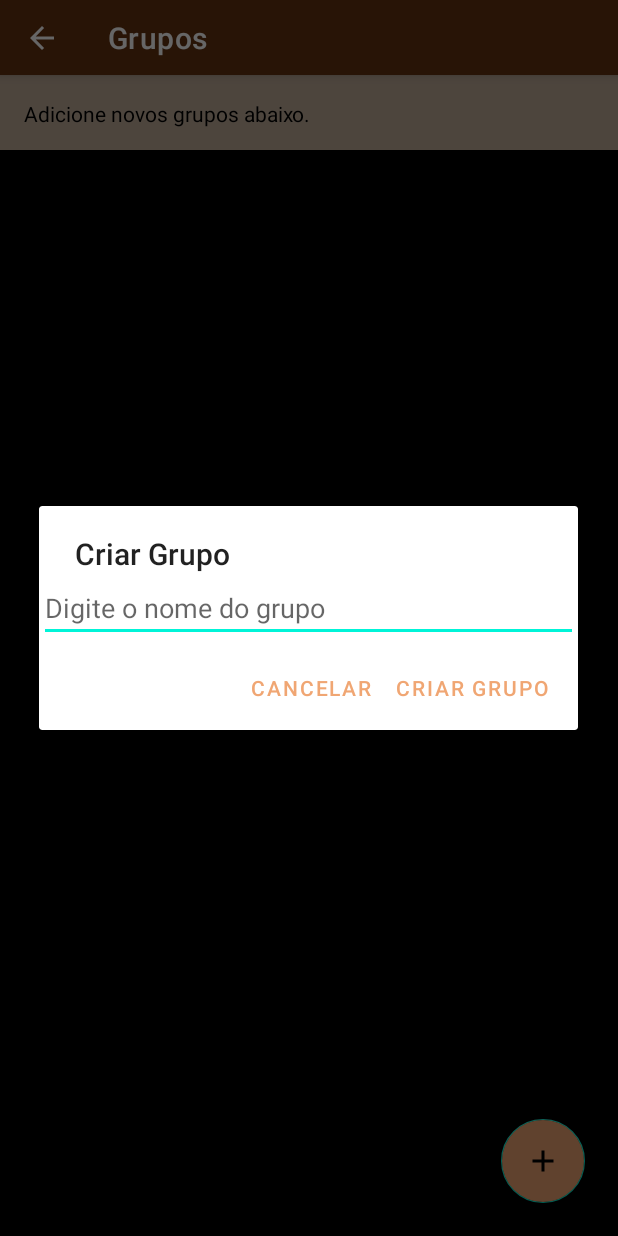
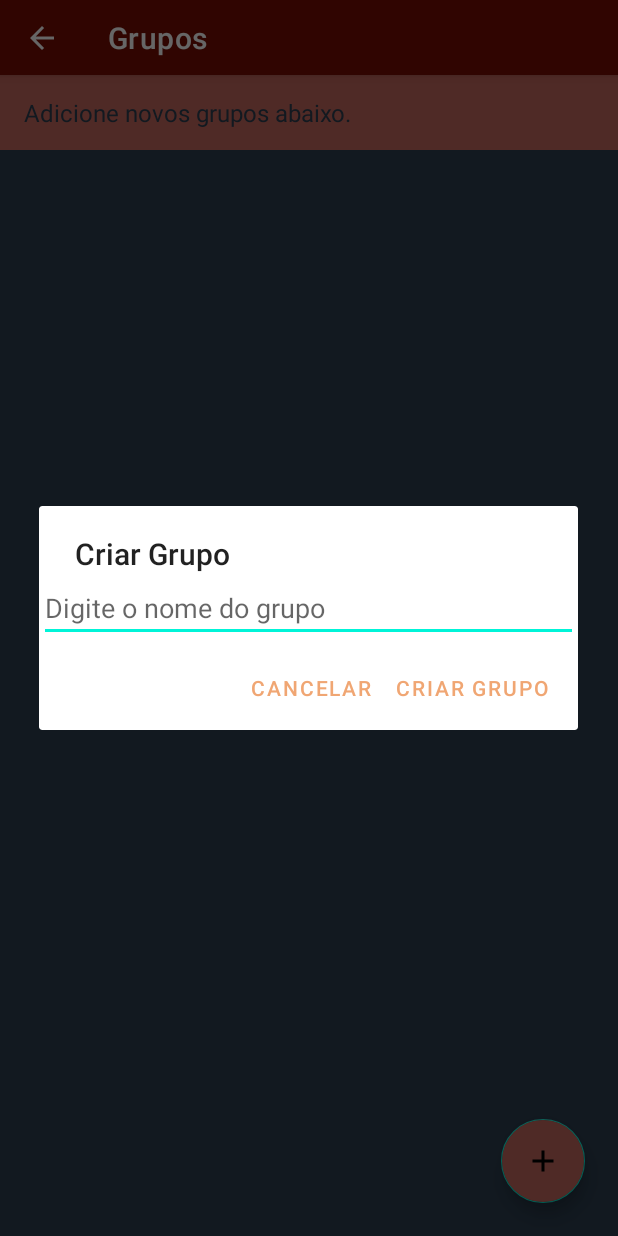
Before and after one commit to iguleal/ranking_games, an Android app: the screen it shows after launch (GroupsActivity), after a tap on an icon or button, on a phone screen of 412 x 824 dp. Run offline under Robolectric (Android 15) with nearby library versions, the phone set to English and light mode, and no system bars; our stand-ins replace Room's generated code.

Commit message:
design started

```diff
--- a/app/src/main/res/layout/activity_groups.xml
+++ b/app/src/main/res/layout/activity_groups.xml
@@ -4,7 +4,7 @@
     xmlns:tools="http://schemas.android.com/tools"
     android:layout_width="match_parent"
     android:layout_height="match_parent"
-    android:background="@color/black"
+    android:background="@color/midnight_blue"
     tools:context=".GroupsActivity">
 
 
@@ -14,14 +14,14 @@
         android:layout_height="50dp"
         android:elevation="4dp"
         app:titleTextColor="@color/white"
-        android:background="@color/color_1"
+        android:background="@color/alizarin_dark"
         app:layout_constraintTop_toTopOf="parent" />
 
     <View
         android:id="@+id/view_title"
         android:layout_width="match_parent"
         android:layout_height="50dp"
-        android:background="@color/color_3"
+        android:background="@color/alizarin_light"
         app:layout_constraintBottom_toTopOf="@+id/rv_groups"
         app:layout_constraintTop_toBottomOf="@id/toolbar_group" />
 
@@ -30,9 +30,10 @@
         android:layout_height="wrap_content"
         android:layout_margin="16dp"
         android:text="@string/add_groups_below"
-        android:textColor="@color/black"
-        android:textSize="14sp"
+        android:textColor="@color/midnight_blue"
+        android:textSize="16sp"
         app:layout_constraintStart_toStartOf="@id/view_title"
+        app:layout_constraintBottom_toBottomOf="@+id/view_title"
         app:layout_constraintTop_toTopOf="@id/view_title" />
 
     <androidx.recyclerview.widget.RecyclerView
@@ -50,7 +51,7 @@
         android:layout_height="wrap_content"
         android:layout_margin="22dp"
         android:adjustViewBounds="false"
-        android:backgroundTint="@color/color_2"
+        android:backgroundTint="@color/alizarin_light"
         android:clickable="true"
         android:elevation="4dp"
         app:layout_constraintBottom_toBottomOf="parent"
--- a/app/src/main/res/values/colors.xml
+++ b/app/src/main/res/values/colors.xml
@@ -10,8 +10,12 @@
     <color name="dark_grey">#858585</color>
     <color name="black">#FF000000</color>
     <color name="white">#FFFFFFFF</color>
-    <color name="color_1">#65310F</color>
     <color name="color_2">#F0A673</color>
     <color name="color_3">#C0AC99</color>
-    <color name="cyan">#FF03DAC5</color>
+
+    <color name="midnight_blue">#2C3E50</color>
+    <color name="alizarin">#E74C3C</color>
+    <color name="alizarin_light">#C6695F</color>
+    <color name="alizarin_dark">#780D02</color>
+
 </resources>
```
